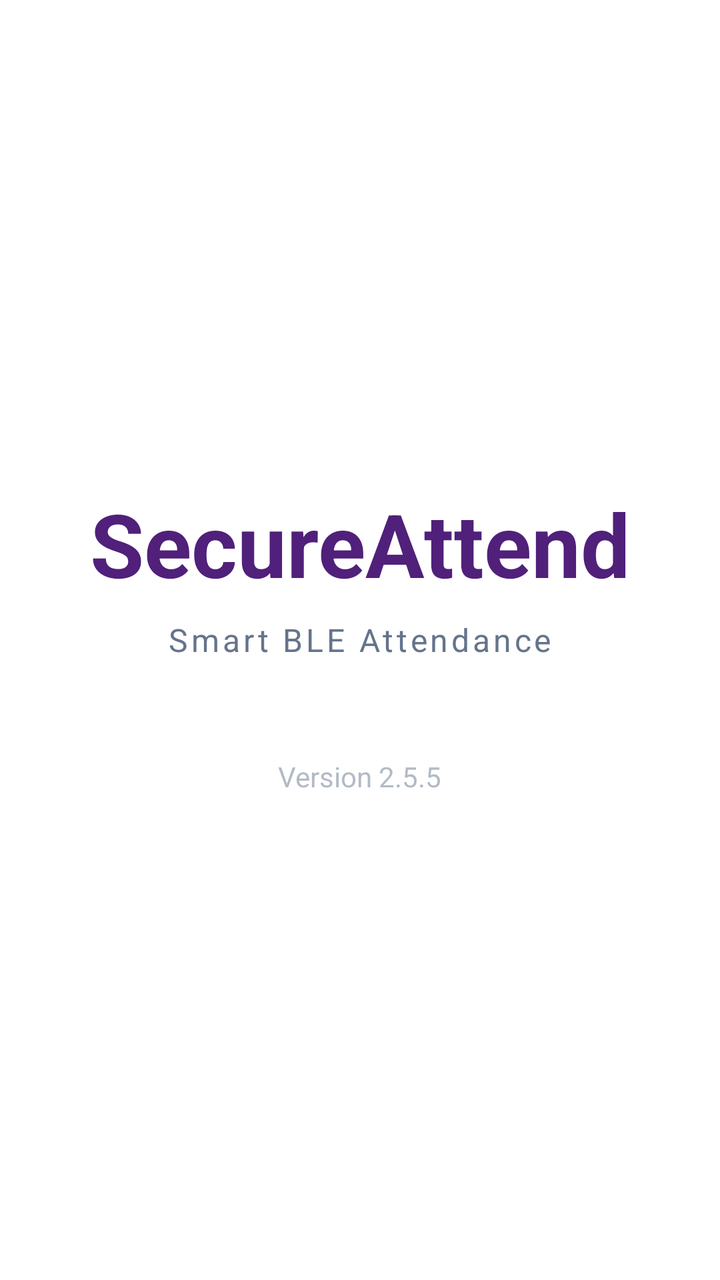
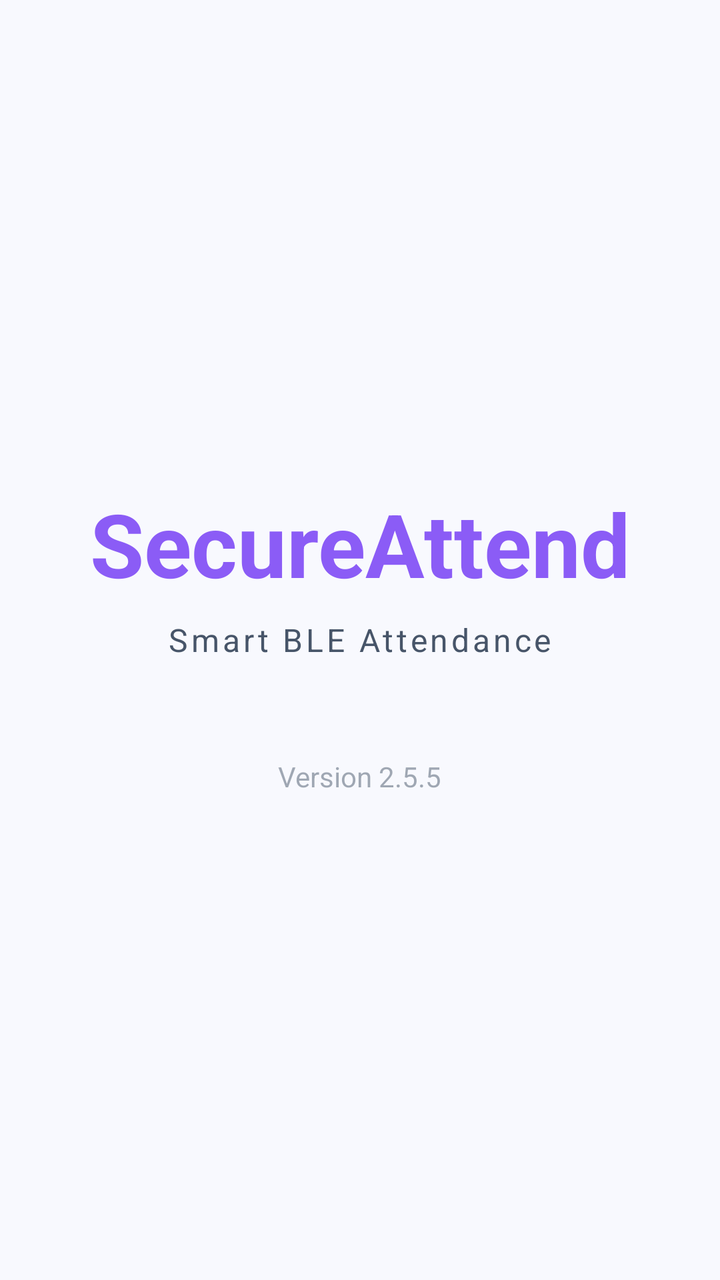

Two renders of the same Android screen: before a commit and after it. Below are the layout's source before the change and the commit's diff.
<!-- AndroidManifest.xml: activity theme Theme.AutoAttendance -->
<!-- res/layout/activity_splash.xml -->
<?xml version="1.0" encoding="utf-8"?>
<LinearLayout xmlns:android="http://schemas.android.com/apk/res/android"
    android:layout_width="match_parent"
    android:layout_height="match_parent"
    android:background="@color/white"
    android:gravity="center"
    android:orientation="vertical"
    android:padding="24dp">

    
    <LinearLayout
        android:id="@+id/logoContainer"
        android:layout_width="wrap_content"
        android:layout_height="wrap_content"
        android:gravity="center"
        android:orientation="vertical">

        <TextView
            android:id="@+id/tvAppName"
            android:layout_width="wrap_content"
            android:layout_height="wrap_content"
            android:text="SecureAttend"
            android:textColor="@color/brand_primary"
            android:textSize="44sp"
            android:textStyle="bold" />

        <TextView
            android:id="@+id/tvAppSlogan"
            android:layout_width="wrap_content"
            android:layout_height="wrap_content"
            android:layout_marginTop="8dp"
            android:text="Smart BLE Attendance"
            android:textColor="@color/text_secondary"
            android:textSize="16sp"
            android:letterSpacing="0.1" />
    </LinearLayout>

    <TextView
        android:id="@+id/tvVersion"
        android:layout_width="wrap_content"
        android:layout_height="wrap_content"
        android:layout_marginTop="48dp"
        android:text="Version 2.5.5"
        android:textColor="@color/text_secondary"
        android:alpha="0.5"
        android:textSize="14sp" />

</LinearLayout>
<!-- resources referenced by this layout -->
<resources>
  <color name="brand_primary">#50207A</color>
  <color name="text_secondary">#64748B</color>
  <color name="white">#FFFFFFFF</color>
  <style name="Theme.AutoAttendance" parent="Theme.Material3.Light.NoActionBar">
          
          <item name="colorPrimary">@color/brand_primary</item>
          <item name="colorOnPrimary">@color/white</item>
          <item name="colorPrimaryContainer">@color/brand_light</item>
          <item name="colorOnPrimaryContainer">@color/brand_primary</item>
  
          
          <item name="colorSecondary">@color/brand_accent</item>
          <item name="colorOnSecondary">@color/white</item>
  
          
          <item name="android:statusBarColor">@color/surface_background</item>
          <item name="android:windowLightStatusBar">true</item>
  
          
          <item name="android:windowBackground">@color/surface_background</item>
          <item name="colorSurface">@color/surface_card</item>
      </style>
  <color name="brand_light">#D6B9FC</color>
  <color name="brand_accent">#838CE5</color>
  <color name="surface_background">#F8F9FE</color>
  <color name="surface_card">#FFFFFF</color>
</resources>

<!-- the commit's change to res/layout/activity_splash.xml (unified diff, before → after) -->
@@ -2,7 +2,7 @@
 <LinearLayout xmlns:android="http://schemas.android.com/apk/res/android"
     android:layout_width="match_parent"
     android:layout_height="match_parent"
-    android:background="@color/white"
+    android:background="@drawable/root_background"
     android:gravity="center"
     android:orientation="vertical"
     android:padding="24dp">
<!-- resource entries referenced after the edit -->
@@ -1,30 +1,47 @@
 <!-- resources referenced by this layout -->
 <resources>
-  <color name="brand_primary">#50207A</color>
-  <color name="text_secondary">#64748B</color>
-  <color name="white">#FFFFFFFF</color>
-  <style name="Theme.AutoAttendance" parent="Theme.Material3.Light.NoActionBar">
-          
+  <color name="brand_primary">@color/brandPurple</color>
+  <color name="text_secondary">@color/textSecondaryLight</color>
+  <!-- drawable root_background (drawable) -->
+  <?xml version="1.0" encoding="utf-8"?>
+  <shape xmlns:android="http://schemas.android.com/apk/res/android"
+      android:shape="rectangle">
+      <solid android:color="@color/canvasLight" />
+  </shape>
+  <color name="white">#FFFFFF</color>
+  <color name="brandPurpleTint">#EDE9FE</color>
+  <color name="brandPurpleBadgeText">#5B21B6</color>
+  <style name="Theme.AutoAttendance" parent="Theme.Material3.DayNight.NoActionBar">
           <item name="colorPrimary">@color/brand_primary</item>
           <item name="colorOnPrimary">@color/white</item>
-          <item name="colorPrimaryContainer">@color/brand_light</item>
-          <item name="colorOnPrimaryContainer">@color/brand_primary</item>
+          <item name="colorPrimaryContainer">@color/brandPurpleTint</item>
+          <item name="colorOnPrimaryContainer">@color/brandPurpleBadgeText</item>
   
-          
           <item name="colorSecondary">@color/brand_accent</item>
           <item name="colorOnSecondary">@color/white</item>
   
-          
           <item name="android:statusBarColor">@color/surface_background</item>
           <item name="android:windowLightStatusBar">true</item>
   
-          
           <item name="android:windowBackground">@color/surface_background</item>
           <item name="colorSurface">@color/surface_card</item>
+          <item name="colorOnSurface">@color/text_primary</item>
+          <item name="colorOnSurfaceVariant">@color/text_secondary</item>
+          <item name="colorOutline">@color/border_subtle</item>
+          <item name="colorError">@color/status_danger</item>
       </style>
-  <color name="brand_light">#D6B9FC</color>
-  <color name="brand_accent">#838CE5</color>
-  <color name="surface_background">#F8F9FE</color>
-  <color name="surface_card">#FFFFFF</color>
+  <color name="brandPurple">#8B5CF6</color>
+  <color name="textSecondaryLight">#475569</color>
+  <color name="canvasLight">#F8F9FE</color>
+  <color name="brand_accent">@color/brandGreen</color>
+  <color name="surface_background">@color/canvasLight</color>
+  <color name="surface_card">@color/cardBgLight</color>
+  <color name="text_primary">@color/textPrimaryLight</color>
+  <color name="border_subtle">@color/borderLight</color>
+  <color name="status_danger">#EF4444</color>
+  <color name="brandGreen">#10B981</color>
+  <color name="cardBgLight">#FFFFFF</color>
+  <color name="textPrimaryLight">#1E293B</color>
+  <color name="borderLight">#E2E8F0</color>
 </resources>
 
